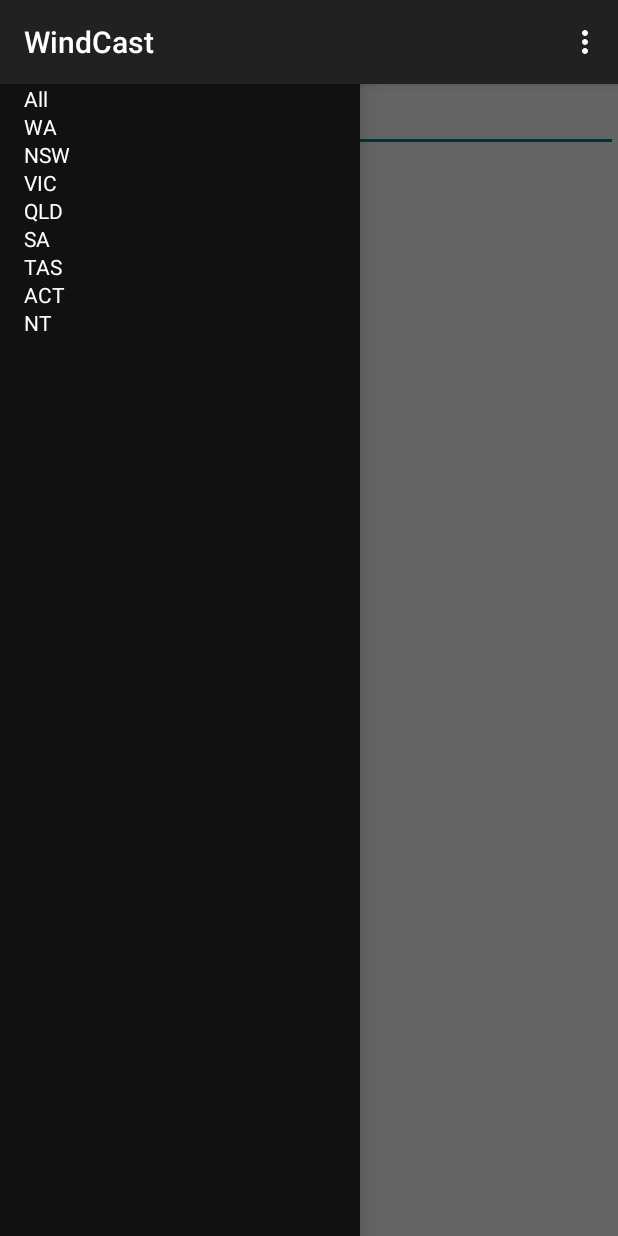
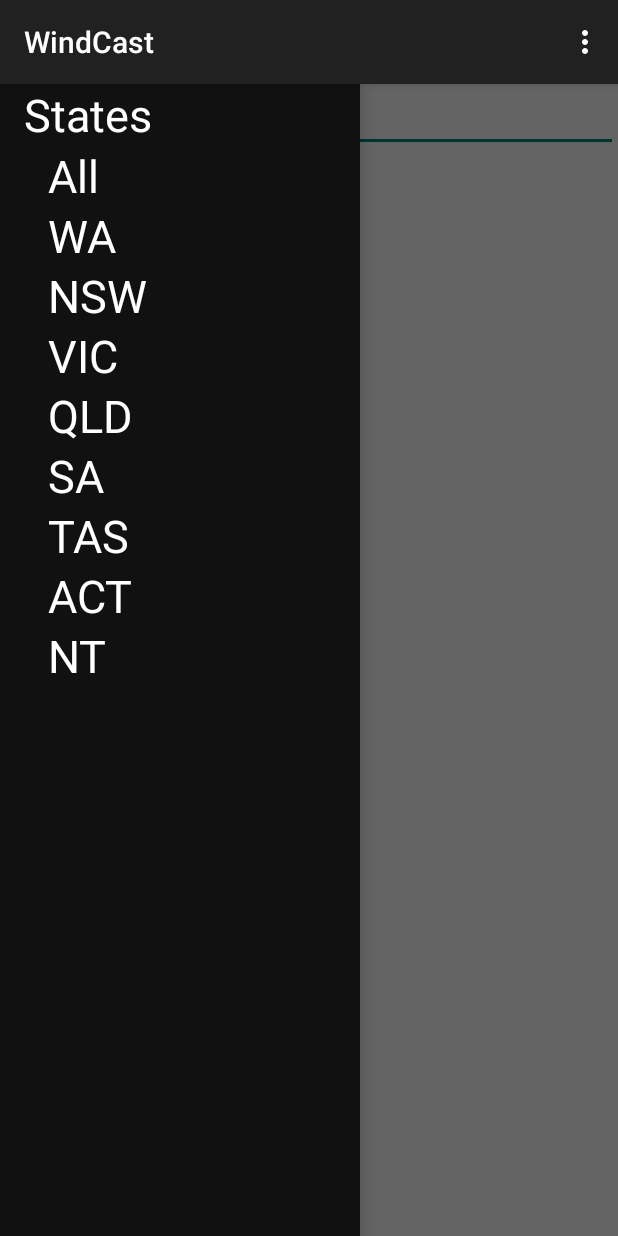
Before and after one commit to feerrenrut/windcast, an Android app: the screen it shows after launch (MainActivity), with the side drawer open, on a phone screen of 412 x 824 dp. Run offline under Robolectric (Android 15) with nearby library versions, the phone set to English and light mode, and no system bars; 2 statements that could not run were skipped.

Commit message:
Made the drawer more attractive and easier to click on items

```diff
--- a/app/src/main/java/com/feer/windcast/MainActivity.java
+++ b/app/src/main/java/com/feer/windcast/MainActivity.java
@@ -11,6 +11,7 @@ import android.view.MenuItem;
 import android.view.View;
 import android.widget.AdapterView;
 import android.widget.ArrayAdapter;
+import android.widget.LinearLayout;
 import android.widget.ListView;
 
 public class MainActivity extends ActionBarActivity implements WeatherStationFragment.OnWeatherStationFragmentInteractionListener
@@ -19,6 +20,7 @@ public class MainActivity extends ActionBarActivity implements WeatherStationFra
     private DrawerLayout mDrawerLayout;
     private String[] mDrawerOptions;
     private ListView mDrawerList;
+    private LinearLayout mDrawer;
     private WeatherStationFragment mStationsFragment;
     private CharSequence mTitle;
 
@@ -29,7 +31,8 @@ public class MainActivity extends ActionBarActivity implements WeatherStationFra
 
         mDrawerOptions = getResources().getStringArray(R.array.drawer_options);
         mDrawerLayout = (DrawerLayout) findViewById(R.id.windcast_drawer);
-        mDrawerList = (ListView) findViewById(R.id.left_drawer);
+        mDrawerList = (ListView) findViewById(R.id.left_drawer_list);
+        mDrawer = (LinearLayout) findViewById(R.id.left_drawer);
 
         ArrayAdapter<String> adapter = new ArrayAdapter<String>(this,
                 R.layout.drawer_list_item, mDrawerOptions);
@@ -104,7 +107,7 @@ public class MainActivity extends ActionBarActivity implements WeatherStationFra
 
 
             mDrawerList.setItemChecked(position, true);
-            mDrawerLayout.closeDrawer(mDrawerList);
+            mDrawerLayout.closeDrawer(mDrawer);
         }
     }
 }
--- a/app/src/main/res/layout/activity_main.xml
+++ b/app/src/main/res/layout/activity_main.xml
@@ -18,15 +18,34 @@ tools:ignore="MergeRootFrame"
     />
 
 <!-- The navigation drawer -->
-<ListView
+<LinearLayout
+    android:orientation="vertical"
     android:id="@+id/left_drawer"
     android:layout_width="240dp"
     android:layout_height="match_parent"
     android:layout_gravity="start"
-    android:choiceMode="singleChoice"
-    android:divider="@android:color/transparent"
-    android:dividerHeight="0dp"
     android:background="#111"
-    />
+    >
+
+    <TextView
+        android:layout_width="match_parent"
+        android:layout_height="wrap_content"
+        android:text="@string/states"
+        android:gravity="center_vertical"
+        android:paddingLeft="@dimen/drawer_item_paddingleft"
+        android:textSize="@dimen/drawer_sub_item_size"
+        android:paddingRight="16dp"
+        android:textColor="#fff"/>
+
+    <ListView
+        android:layout_width="match_parent"
+        android:layout_height="match_parent"
+        android:id="@+id/left_drawer_list"
+        android:choiceMode="singleChoice"
+        android:divider="@android:color/transparent"
+        android:dividerHeight="0dp"
+        android:background="#111"
+        tools:listitem="@layout/drawer_list_item"/>
+</LinearLayout>
 
 </android.support.v4.widget.DrawerLayout>
--- a/app/src/main/res/layout/drawer_list_item.xml
+++ b/app/src/main/res/layout/drawer_list_item.xml
@@ -5,7 +5,10 @@
           android:layout_width="match_parent"
           android:layout_height="wrap_content"
           android:gravity="center_vertical"
-          android:paddingLeft="16dp"
+          android:paddingLeft="@dimen/drawer_sub_item_paddingleft"
           android:paddingRight="16dp"
           android:textColor="#fff"
+          android:text="lorem Ipsum"
+          android:singleLine="false"
+          android:textSize="@dimen/drawer_sub_item_size"
     />
--- a/app/src/main/res/values/dimens.xml
+++ b/app/src/main/res/values/dimens.xml
@@ -10,4 +10,7 @@
     <dimen name="range_tick_label_font_size">15dp</dimen>
     <dimen name="domain_tick_label_font_size">15dp</dimen>
     <dimen name="legend_text_font_size">20dp</dimen>
-    </resources>
+    <dimen name="drawer_sub_item_size">30sp</dimen>
+    <dimen name="drawer_sub_item_paddingleft">32dp</dimen>
+    <dimen name="drawer_item_paddingleft">16dp</dimen>
+</resources>
--- a/app/src/main/res/values/strings.xml
+++ b/app/src/main/res/values/strings.xml
@@ -7,6 +7,7 @@
 
     <string name="weather_station_search_text">Search weather stations...</string>
     <string name="wind_stations_in">Wind Stations in %s</string>
+    <string name="states">States</string>
 
     <string-array name="drawer_options">
         <item>All</item>
```
